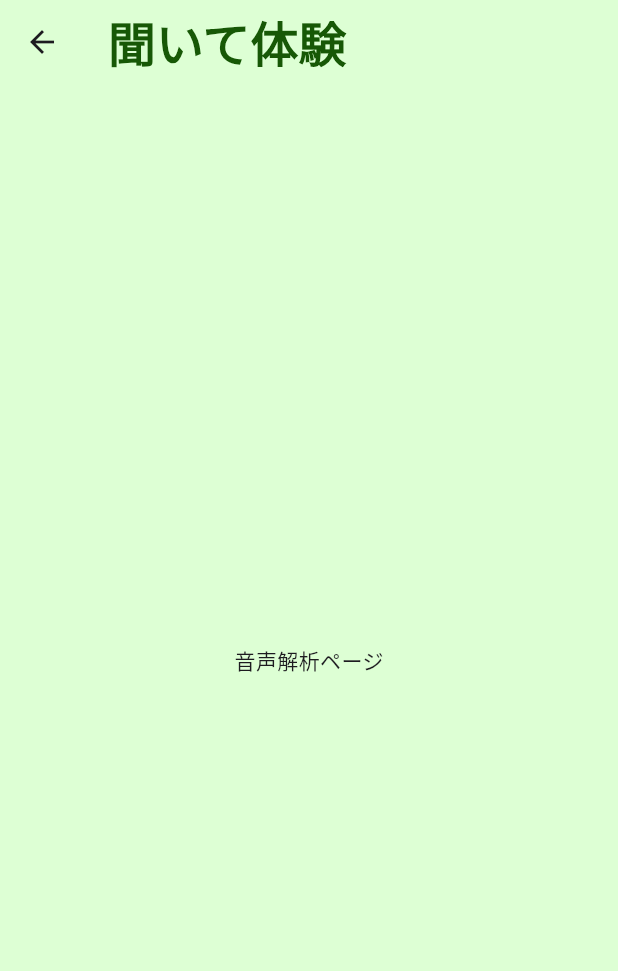
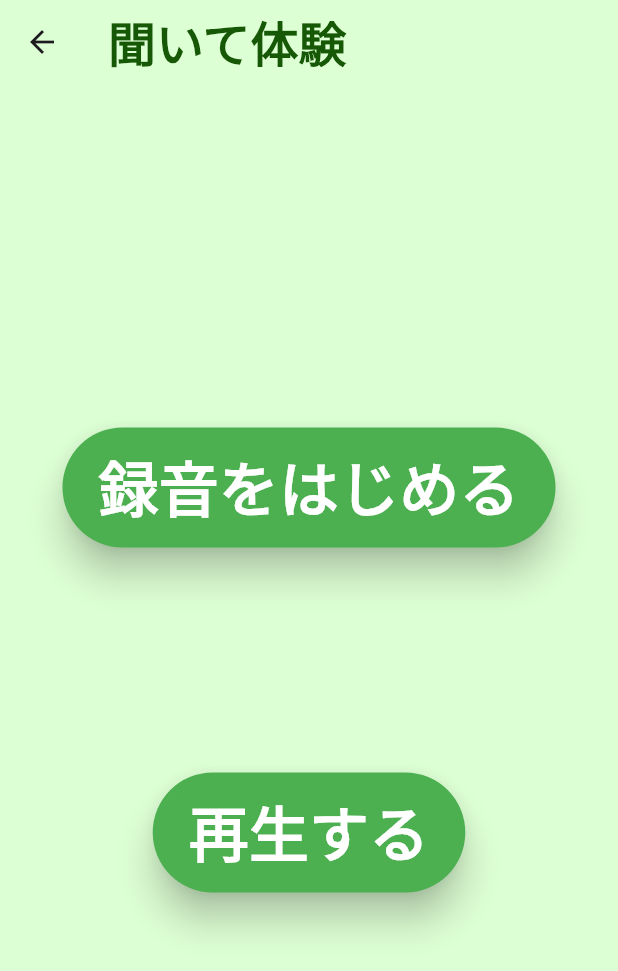
Before and after one commit to hirune05/sound_classify_app_previus, a Flutter app: the HearingPage screen opened by its route, on a phone screen of 412 x 824 dp. Shown: the top 971 px of the screen. Run offline on Flutter 3.47's test engine with Material 3 defaults, Android fonts, the light colour scheme and no system bars; our stand-ins replace audioplayers, firebase_core, freezed_annotation, geolocator, go_router, hooks_riverpod; missing offline and left inert: arkit_plugin, tflite_audio; accounts and stored records are empty.

Commit message:
didn't hearing

```diff
--- a/frontend/lib/ui/pages/hearing_page/hearing_page.dart
+++ b/frontend/lib/ui/pages/hearing_page/hearing_page.dart
@@ -1,44 +1,99 @@
 import 'package:flutter/material.dart';
 import 'package:audioplayers/audioplayers.dart';
-import 'package:path_provider/path_provider.dart';
 
 class HearingPage extends StatefulWidget {
   const HearingPage({Key? key}) : super(key: key);
-
   @override
   State<HearingPage> createState() => _HearingPageState();
 }
 
 class _HearingPageState extends State<HearingPage> {
-  final audioPlayer = AudioPlayer();
-
-  @override
-  void initState() {
-    super.initState();
-    _startPlaying();
-  }
-
-  @override
-  void dispose() {
-    audioPlayer.release();
-    super.dispose();
+  Future<void> playAudio() async {
+    final audioPlayer = AudioPlayer();
+    audioPlayer.play(AssetSource('audio/sample.m4a'));
   }
 
   @override
   Widget build(BuildContext context) {
     return Scaffold(
-      appBar: AppBar(
-        title: const Text('聞いて体験'),
-      ),
-      body: const Center(
-        child: Text('音声解析ページ'),
-      ),
-    );
-  }
-
-  // 再生開始
-  Future<void> _startPlaying() async {
-    // 再生開始
-    await audioPlayer.play(AssetSource('aftersample.m4a'));
+        appBar: AppBar(
+          title: const Text('聞いて体験'),
+        ),
+        body: Center(
+          child: Column(
+            mainAxisAlignment: MainAxisAlignment.center,
+            children: [
+              ElevatedButton(
+                onPressed: null,
+                child: Text(
+                  '録音をはじめる',
+                  style: TextStyle(
+                    fontWeight: FontWeight.bold,
+                    fontSize: 40.0,
+                  ),
+                ),
+                style: ButtonStyle(
+                  backgroundColor: MaterialStateProperty.resolveWith<Color>(
+                    (Set<MaterialState> states) {
+                      return Colors.green; // Use the component's default.
+                    },
+                  ),
+                  foregroundColor:
+                      MaterialStateProperty.all<Color>(Colors.white),
+                  minimumSize: MaterialStateProperty.all<Size>(Size(80, 80)),
+                  shadowColor: MaterialStateProperty.resolveWith<Color>(
+                    (Set<MaterialState> states) {
+                      return states.contains(MaterialState.pressed)
+                          ? Colors.transparent
+                          : Colors.black; // Use the component's default.
+                    },
+                  ),
+                  elevation: MaterialStateProperty.resolveWith<double>(
+                    (Set<MaterialState> states) {
+                      return states.contains(MaterialState.pressed)
+                          ? 0
+                          : 10; // Shadow when not pressed.
+                    },
+                  ),
+                ),
+              ),
+              SizedBox(height: 150),
+              ElevatedButton(
+                onPressed: playAudio,
+                child: Text(
+                  '再生する',
+                  style: TextStyle(
+                    fontWeight: FontWeight.bold,
+                    fontSize: 40.0,
+                  ),
+                ),
+                style: ButtonStyle(
+                  backgroundColor: MaterialStateProperty.resolveWith<Color>(
+                    (Set<MaterialState> states) {
+                      return Colors.green; // Use the component's default.
+                    },
+                  ),
+                  foregroundColor:
+                      MaterialStateProperty.all<Color>(Colors.white),
+                  minimumSize: MaterialStateProperty.all<Size>(Size(80, 80)),
+                  shadowColor: MaterialStateProperty.resolveWith<Color>(
+                    (Set<MaterialState> states) {
+                      return states.contains(MaterialState.pressed)
+                          ? Colors.transparent
+                          : Colors.black; // Use the component's default.
+                    },
+                  ),
+                  elevation: MaterialStateProperty.resolveWith<double>(
+                    (Set<MaterialState> states) {
+                      return states.contains(MaterialState.pressed)
+                          ? 0
+                          : 10; // Shadow when not pressed.
+                    },
+                  ),
+                ),
+              ),
+            ],
+          ),
+        ));
   }
 }
```
